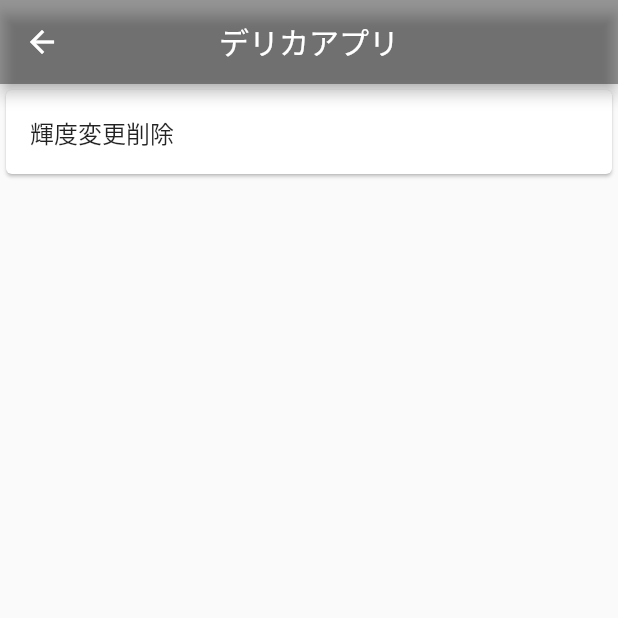
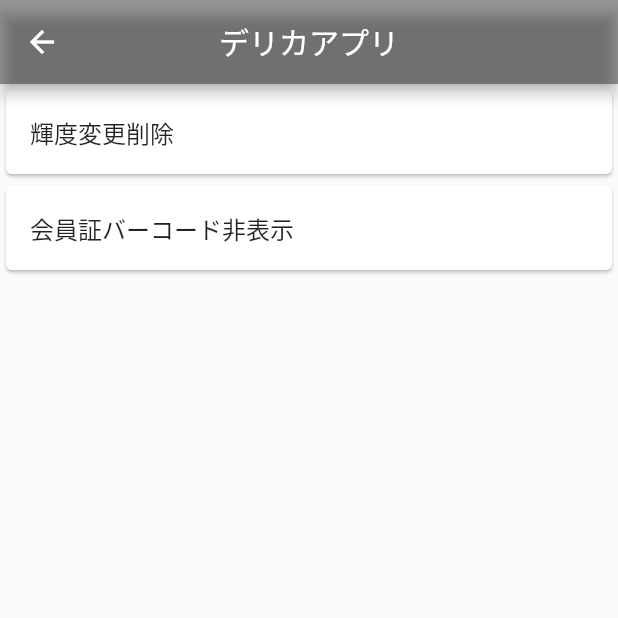
Before and after one commit to KYOHEI-jp/flutter_introduce_myself, a Flutter app: the screen it shows after launch, in the side drawer, after a tap on "デリカ系アプリ", on a phone screen of 412 x 824 dp, the top half of it. Run offline on Flutter 3.47's test engine with Material 2 defaults, Android fonts, the phone set to English and light mode, and no system bars; our stand-ins replace animated_text_kit, font_awesome_flutter; missing offline and left inert: dart:js; network calls fail.

Commit message:
デリカ系追加

```diff
--- a/lib/projects/screens/delica_screens/delica_screen.dart
+++ b/lib/projects/screens/delica_screens/delica_screen.dart
@@ -21,6 +21,8 @@ class _DelicaScreenState extends State<DelicaScreen> {
   List<Works> workList = [
     Works("輝度変更削除", "バーコードが常時表示されるクーポンが一覧に表示されると、画面の輝度がMAXになる仕様だったが、画面の輝度MAXになる処理を削除",
         "画面の輝度変更の理解が深まった"),
+    Works("会員証バーコード非表示", "クーポン詳細から戻るボタンで戻ると、通常はタップしないと出ないようになっている会員証バーコードが表示されていた",
+        "ライフサイクルと、View.VISIBLEなどの理解"),
   ];
 
   @override
```
